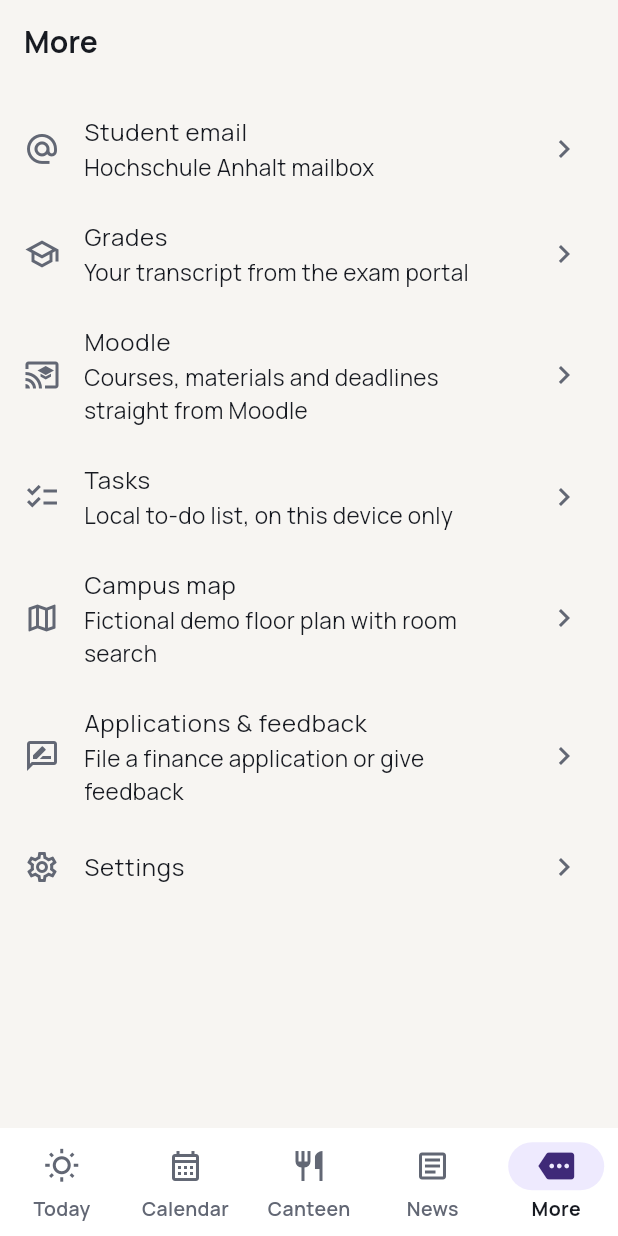
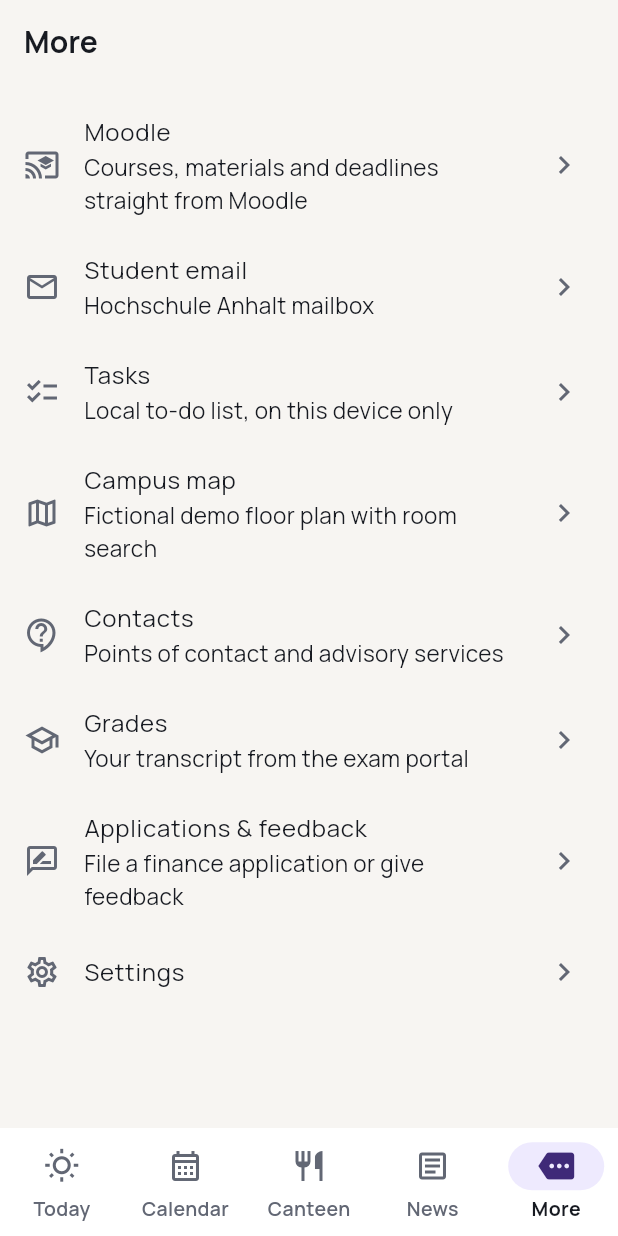
Before and after one commit to erikenglerdev/campus-app, a Flutter app: the MoreScreen screen opened by its route, on a phone screen of 412 x 824 dp. Run offline on Flutter 3.47's test engine with Material 3 defaults, Android fonts, the phone set to English and light mode, and no system bars; our stand-ins replace cookie_jar, dio, dio_cookie_manager, flutter_riverpod, flutter_secure_storage, flutter_svg and 5 more; missing offline and left inert: enough_mail, file_selector, pdfx; accounts and stored records are empty; generated files the repository leaves out were written again; network calls fail.

Commit message:
fix(mobile/more): „Mehr" aus dem Sektionskatalog ableiten
Der Mehr-Screen führte eine eigene, handgeschriebene Liste — genau das, wovor
der Klassenkommentar von AppSection warnt. Zwei Folgen:

Kontakte fehlte darin vollständig. Die Sektion hat eine Route, steht in
keinem Standard-Tab und war damit nur noch über die Schnellaktion auf dem
Dashboard und die Suche erreichbar.

Schwerer wiegt der allgemeine Fall: Die Leiste hat drei frei belegbare
Plätze, und „Mehr" ist laut Entwurf die Zusicherung, dass nichts unerreichbar
wird. Wer Moodle, Aufgaben und Lageplan nach unten legt, verlor Kalender,
Mensa und News ersatzlos — sie standen weder in der Leiste noch in der Liste.

Die Liste ergibt sich jetzt aus AppSection.configurable abzüglich dessen, was
bereits einen eigenen Tab hat. Untertitel wandern als subtitle() an die
Sektion, direkt neben label(), damit kein zweiter Katalog entsteht.

Nebenbei zwei Icons an der Quelle korrigiert, die jetzt an zwei Stellen
sichtbar sind: Noten trug Icons.grade, also einen Stern, der überall sonst
„Favorit" bedeutet; Moodle und Noten teilten sich den Doktorhut.

Sieben Tests, vier davon vor der Korrektur rot.

Co-Authored-By: Claude Opus 5 <noreply@anthropic.com>

```diff
--- a/apps/mobile/lib/app/app_sections.dart
+++ b/apps/mobile/lib/app/app_sections.dart
@@ -44,8 +44,8 @@ enum AppSection {
   moodle(
     storageValue: 'moodle',
     route: AppRoutes.moodle,
-    icon: Icons.school_outlined,
-    selectedIcon: Icons.school,
+    icon: Icons.cast_for_education_outlined,
+    selectedIcon: Icons.cast_for_education,
   ),
   mail(
     storageValue: 'mail',
@@ -74,8 +74,10 @@ enum AppSection {
   grades(
     storageValue: 'grades',
     route: AppRoutes.grades,
-    icon: Icons.grade_outlined,
-    selectedIcon: Icons.grade,
+    // A graduation cap, not `grade` — that one is a star, which reads as
+    // "favourite" everywhere else in the app.
+    icon: Icons.school_outlined,
+    selectedIcon: Icons.school,
   ),
   requests(
     storageValue: 'requests',
@@ -138,6 +140,21 @@ enum AppSection {
     AppSection.more => l10n.navMore,
   };
 
+  /// One line explaining the area, or `null` where the name says it all.
+  ///
+  /// Lives next to [label] so the "More" hub can describe any section it has to
+  /// show without keeping a second list of its own.
+  String? subtitle(AppLocalizations l10n) => switch (this) {
+    AppSection.mail => l10n.moreMailSubtitle,
+    AppSection.grades => l10n.moreGradesSubtitle,
+    AppSection.moodle => l10n.moreMoodleSubtitle,
+    AppSection.todos => l10n.moreTodosSubtitle,
+    AppSection.campusMap => l10n.moreCampusMapSubtitle,
+    AppSection.contacts => l10n.moreContactsSubtitle,
+    AppSection.requests => l10n.requestsSubtitle,
+    _ => null,
+  };
+
   /// Whether this area is a personal service that talks to an official system
   /// directly from the device.
   ///
--- a/apps/mobile/lib/features/more/presentation/more_screen.dart
+++ b/apps/mobile/lib/features/more/presentation/more_screen.dart
@@ -2,67 +2,48 @@
 // Copyright © 2026 Erik Engler and Jona Loreen Sommer
 
 import 'package:flutter/material.dart';
+import 'package:flutter_riverpod/flutter_riverpod.dart';
 import 'package:go_router/go_router.dart';
 
 import '../../../app/app_routes.dart';
+import '../../../app/app_sections.dart';
+import '../../../app/navigation_config.dart';
+import '../../../core/prefs/settings_controller.dart';
 import '../../../core/theme/app_dimensions.dart';
 import '../../../l10n/l10n.dart';
 
-/// The "Mehr" section: a small hub that gathers everything that is not one of
-/// the four primary tabs. Settings and the student email client live here.
-class MoreScreen extends StatelessWidget {
+/// The "Mehr" section: everything the bottom bar has no room for.
+///
+/// The list is **derived** from [AppSection] rather than written out by hand.
+/// That is what makes the navigation bar safe to configure: whichever three
+/// areas a user pins to the middle slots, every other area turns up here. A
+/// hand-written list looks identical on a default install and quietly strands
+/// whatever nobody thought to add — which is exactly how the contacts section
+/// became reachable only through the dashboard shortcut.
+class MoreScreen extends ConsumerWidget {
   const MoreScreen({super.key});
 
   @override
-  Widget build(BuildContext context) {
+  Widget build(BuildContext context, WidgetRef ref) {
     final AppLocalizations l10n = context.l10n;
+    final NavigationConfig navigation = ref.watch(
+      settingsProvider.select((AppSettings s) => s.navigation),
+    );
+
+    // Catalogue order, minus whatever already has a tab of its own.
+    final List<AppSection> sections = AppSection.configurable
+        .where((AppSection s) => !navigation.middle.contains(s))
+        .toList(growable: false);
+
     return Scaffold(
       appBar: AppBar(title: Text(l10n.moreTitle)),
       body: ListView(
         padding: const EdgeInsets.symmetric(vertical: AppSpacing.sm),
         children: <Widget>[
-          ListTile(
-            leading: const Icon(Icons.alternate_email_outlined),
-            title: Text(l10n.moreMail),
-            subtitle: Text(l10n.moreMailSubtitle),
-            trailing: const Icon(Icons.chevron_right),
-            onTap: () => context.push(AppRoutes.mail),
-          ),
-          ListTile(
-            leading: const Icon(Icons.school_outlined),
-            title: Text(l10n.moreGrades),
-            subtitle: Text(l10n.moreGradesSubtitle),
-            trailing: const Icon(Icons.chevron_right),
-            onTap: () => context.push(AppRoutes.grades),
-          ),
-          ListTile(
-            leading: const Icon(Icons.cast_for_education_outlined),
-            title: Text(l10n.moreMoodle),
-            subtitle: Text(l10n.moreMoodleSubtitle),
-            trailing: const Icon(Icons.chevron_right),
-            onTap: () => context.push(AppRoutes.moodle),
-          ),
-          ListTile(
-            leading: const Icon(Icons.checklist_outlined),
-            title: Text(l10n.moreTodos),
-            subtitle: Text(l10n.moreTodosSubtitle),
-            trailing: const Icon(Icons.chevron_right),
-            onTap: () => context.push(AppRoutes.todos),
-          ),
-          ListTile(
-            leading: const Icon(Icons.map_outlined),
-            title: Text(l10n.moreCampusMap),
-            subtitle: Text(l10n.moreCampusMapSubtitle),
-            trailing: const Icon(Icons.chevron_right),
-            onTap: () => context.push(AppRoutes.campusMap),
-          ),
-          ListTile(
-            leading: const Icon(Icons.rate_review_outlined),
-            title: Text(l10n.requestsTitle),
-            subtitle: Text(l10n.requestsSubtitle),
-            trailing: const Icon(Icons.chevron_right),
-            onTap: () => context.push(AppRoutes.requests),
-          ),
+          for (final AppSection section in sections)
+            _SectionTile(section: section, l10n: l10n),
+          // Settings are not a section: they have no tab, cannot be pinned, and
+          // therefore always belong at the end of this list.
           ListTile(
             leading: const Icon(Icons.settings_outlined),
             title: Text(l10n.moreSettings),
@@ -74,3 +55,22 @@ class MoreScreen extends StatelessWidget {
     );
   }
 }
+
+class _SectionTile extends StatelessWidget {
+  const _SectionTile({required this.section, required this.l10n});
+
+  final AppSection section;
+  final AppLocalizations l10n;
+
+  @override
+  Widget build(BuildContext context) {
+    final String? subtitle = section.subtitle(l10n);
+    return ListTile(
+      leading: Icon(section.icon),
+      title: Text(section.label(l10n)),
+      subtitle: subtitle == null ? null : Text(subtitle),
+      trailing: const Icon(Icons.chevron_right),
+      onTap: () => context.push(section.route),
+    );
+  }
+}
--- a/apps/mobile/lib/l10n/app_de.arb
+++ b/apps/mobile/lib/l10n/app_de.arb
@@ -1085,6 +1085,10 @@
   "@moreCampusMapSubtitle": {
     "description": "Untertitel des Lageplan-Eintrags im Mehr-Bereich."
   },
+  "moreContactsSubtitle": "Ansprechstellen und Beratungsangebote",
+  "@moreContactsSubtitle": {
+    "description": "Untertitel des Kontakte-Eintrags im Mehr-Bereich."
+  },
   "campusMapTitle": "Lageplan",
   "@campusMapTitle": {
     "description": "Titel des Lageplan-Bildschirms."
--- a/apps/mobile/lib/l10n/app_en.arb
+++ b/apps/mobile/lib/l10n/app_en.arb
@@ -603,6 +603,7 @@
     "description": "Eintrag „Lageplan\" im Mehr-Bereich."
   },
   "moreCampusMapSubtitle": "Fictional demo floor plan with room search",
+  "moreContactsSubtitle": "Points of contact and advisory services",
   "@moreCampusMapSubtitle": {
     "description": "Untertitel des Lageplan-Eintrags im Mehr-Bereich."
   },
```
Also changed, not shown: 1 other file.
